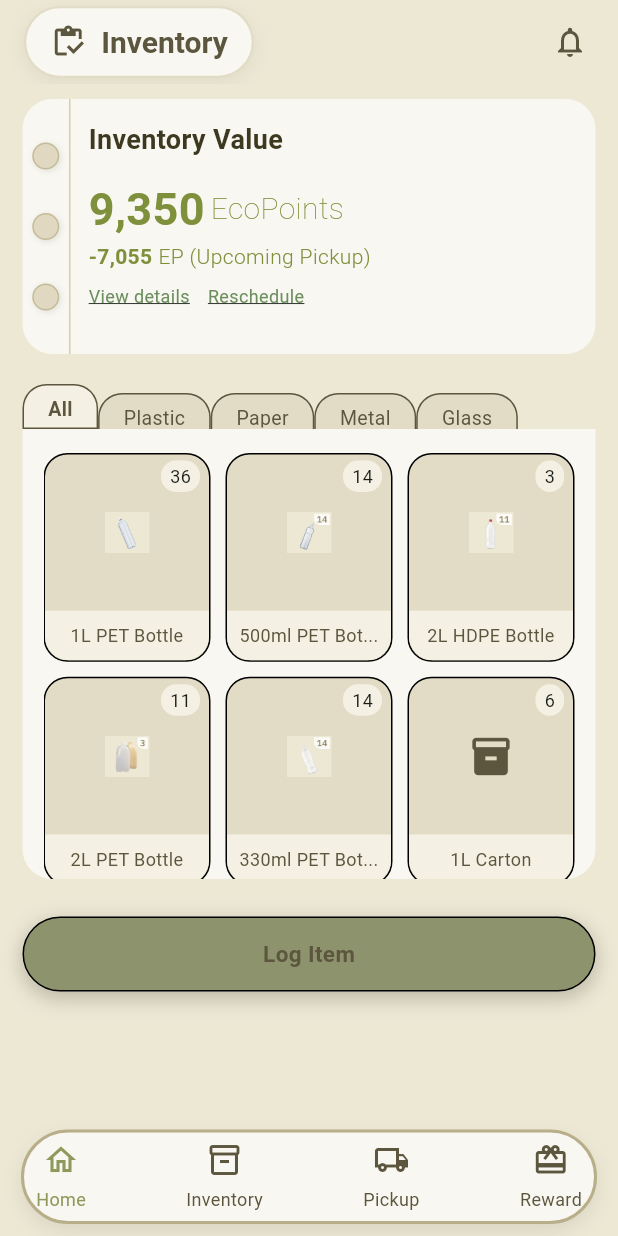
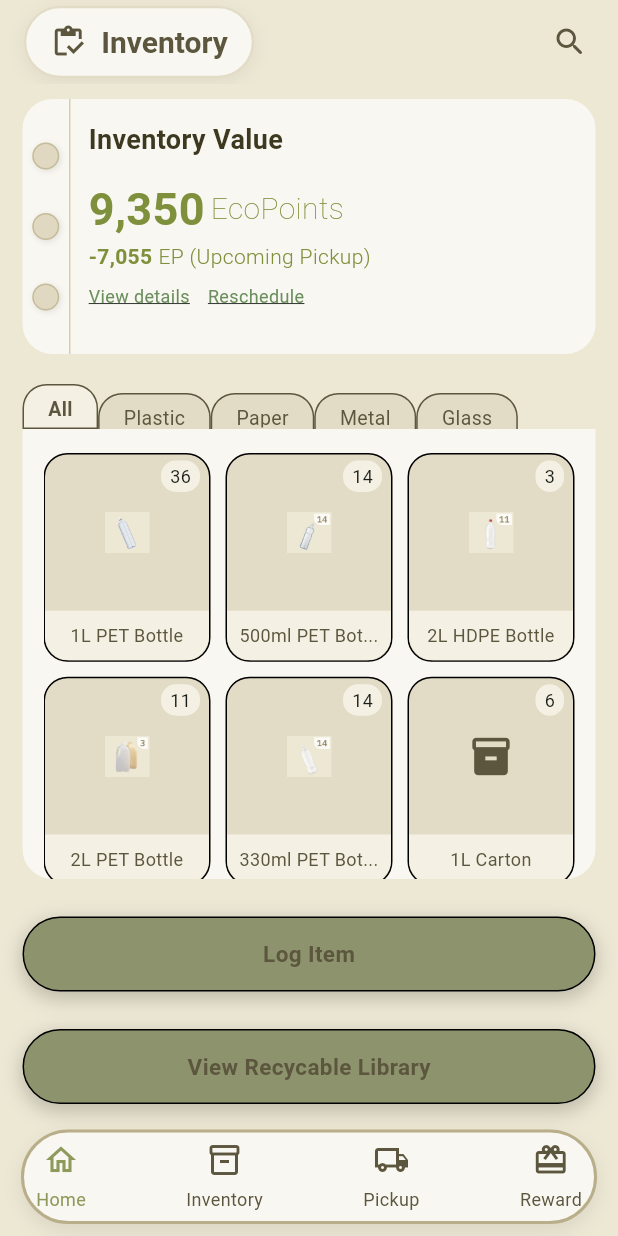
Before and after one commit to JulezD3v/NextUse, a Flutter app: the Inventory screen opened directly, on a phone screen of 412 x 824 dp. Run offline on Flutter 3.47's test engine with Material 3 defaults, Android fonts, the phone set to English and light mode, and no system bars; our stand-ins replace equatable, flutter_bloc, flutter_secure_storage; accounts and stored records are empty; statements that could not run were skipped.

Commit message:
added pages, future changes pending

```diff
--- a/lib/MainScreens/hamburger.dart
+++ b/lib/MainScreens/hamburger.dart
@@ -1,4 +1,5 @@
 import 'package:flutter/material.dart';
+import '../A_Core/Constants/Colors/color.dart';
 class Humburger extends StatefulWidget {
 
   const Humburger({
@@ -48,7 +49,7 @@ class _HumburgerState extends State<Humburger> {
                   const SizedBox(width: 12),
                   Text(
                     widget.name,
-                    style: const TextStyle(color: Colors.white, fontSize: 18),
+                    style: const TextStyle(color: Background.containbg, fontSize: 18),
                   ),
                 ],
               ),
--- a/lib/MainScreens/inventory.dart
+++ b/lib/MainScreens/inventory.dart
@@ -48,7 +48,7 @@ class _InventoryState extends State<Inventory> {
         actions: [
           IconButton(
             icon: const Icon(
-              Icons.notifications_outlined,
+              Icons.search_rounded,
               color: TextCol.gentext,
             ),
             onPressed: () {},
@@ -181,6 +181,18 @@ class _InventoryState extends State<Inventory> {
                 },),
               ),
 
+              const SizedBox(height: 25,),
+
+              Padding(
+                padding: const EdgeInsets.only(right: 15, left: 15),
+                child: PrimaryButton(text:"View Recycable Library",
+                colors: const Color.fromARGB(255, 141, 148, 109),
+                txtcolors: TextCol.gentext,
+                onPressed: (){
+                   Navigator.push(context,
+                        MaterialPageRoute(builder: (_) => LogItem()));
+                },),
+              ),
             ],
           ),
         ),
```
Also changed, not shown: lib/SubScreens/Inventory/invent_lib.dart (added), lib/SubScreens/hamburger_pages/account.dart (added), lib/SubScreens/hamburger_pages/profile.dart (added), lib/SubScreens/hamburger_pages/settings.dart (added), lib/SubScreens/hamburger_pages/support.dart (added), lib/SubScreens/hamburger_pages/theme.dart (added), lib/SubScreens/reward_pages/Airtime/redeem1.dart (added), lib/SubScreens/reward_pages/Airtime/redeem2.dart (added), lib/SubScreens/reward_pages/Airtime/redeem3.dart (added), lib/SubScreens/reward_pages/Airtime/redeem4.dart (added), lib/SubScreens/reward_pages/Airtime/redeem5.dart (added), lib/SubScreens/reward_pages/select.dart (added), lib/SubScreens/reward_pages/success.dart (added).
